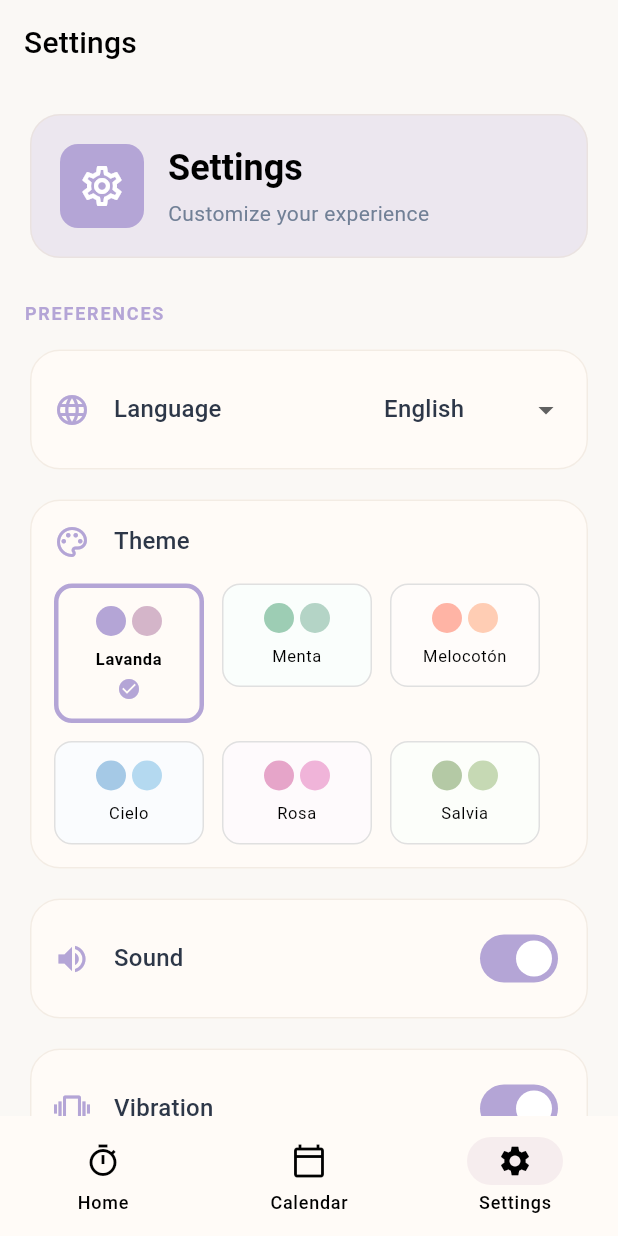
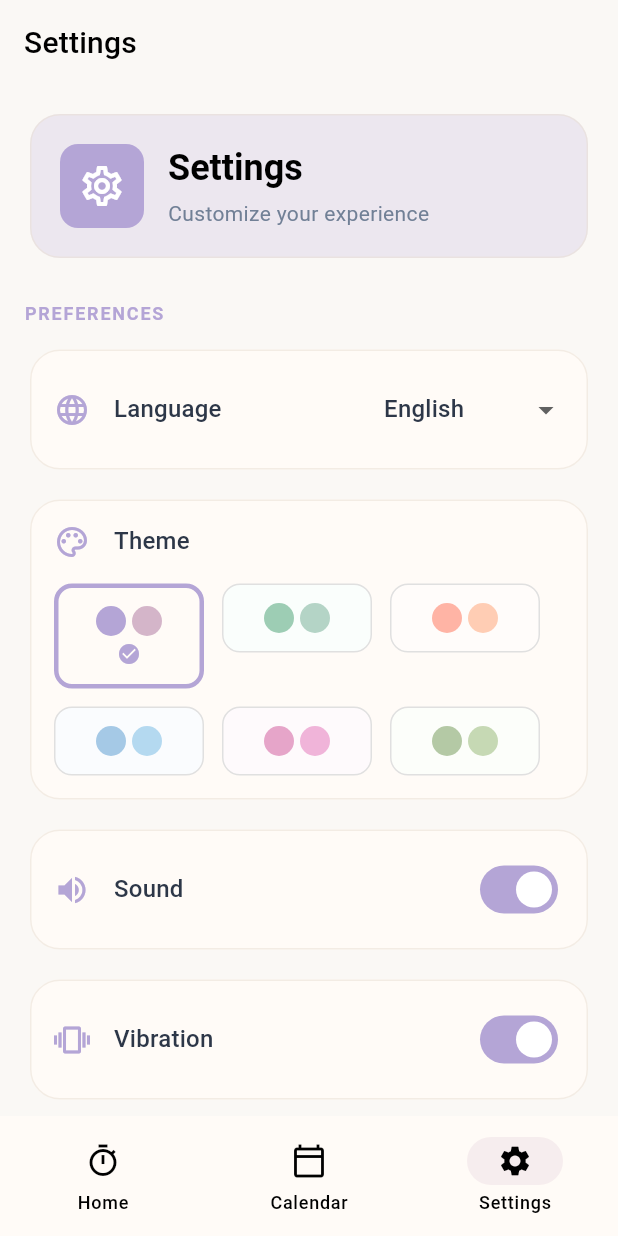
Before and after one commit to EzequielSosa99/Pomodoro, a Flutter app: the screen it shows after launch, item 3 of the bottom bar chosen, on a phone screen of 412 x 824 dp. Run offline on Flutter 3.47's test engine with Material 3 defaults, Android fonts, the phone set to English and light mode, and no system bars; our stand-ins replace device_info_plus, flutter_local_notifications, google_mobile_ads, shared_preferences, table_calendar, vibration; network calls fail.

```diff
--- a/lib/config/theme.dart
+++ b/lib/config/theme.dart
@@ -2,7 +2,6 @@ import 'package:flutter/material.dart';
 
 // Color palette definitions
 class ColorPalette {
-  final String name;
   final String id;
   final Color lightAccent;
   final Color lightAccentSecondary;
@@ -12,7 +11,6 @@ class ColorPalette {
   final Color darkAccentSecondary;
 
   const ColorPalette({
-    required this.name,
     required this.id,
     required this.lightAccent,
     required this.lightAccentSecondary,
@@ -26,7 +24,6 @@ class ColorPalette {
 // Available color palettes
 class AppPalettes {
   static const lavender = ColorPalette(
-    name: 'Lavanda',
     id: 'lavender',
     lightAccent: Color(0xFFB4A5D6),
     lightAccentSecondary: Color(0xFFD4B5C9),
@@ -37,7 +34,6 @@ class AppPalettes {
   );
 
   static const mint = ColorPalette(
-    name: 'Menta',
     id: 'mint',
     lightAccent: Color(0xFF9DCDB4),
     lightAccentSecondary: Color(0xFFB4D4C6),
@@ -48,7 +44,6 @@ class AppPalettes {
   );
 
   static const peach = ColorPalette(
-    name: 'Melocotón',
     id: 'peach',
     lightAccent: Color(0xFFFFB4A5),
     lightAccentSecondary: Color(0xFFFFCDB4),
@@ -59,7 +54,6 @@ class AppPalettes {
   );
 
   static const sky = ColorPalette(
-    name: 'Cielo',
     id: 'sky',
     lightAccent: Color(0xFFA5C9E6),
     lightAccentSecondary: Color(0xFFB4D9F0),
@@ -70,7 +64,6 @@ class AppPalettes {
   );
 
   static const rose = ColorPalette(
-    name: 'Rosa',
     id: 'rose',
     lightAccent: Color(0xFFE6A5C9),
     lightAccentSecondary: Color(0xFFF0B4D9),
@@ -81,7 +74,6 @@ class AppPalettes {
   );
 
   static const sage = ColorPalette(
-    name: 'Salvia',
     id: 'sage',
     lightAccent: Color(0xFFB4C9A5),
     lightAccentSecondary: Color(0xFFC6D9B4),
--- a/lib/screens/settings_screen.dart
+++ b/lib/screens/settings_screen.dart
@@ -387,20 +387,6 @@ class _SettingsScreenState extends State<SettingsScreen> {
                             ),
                           ],
                         ),
-                        const SizedBox(height: 8),
-                        Text(
-                          palette.name,
-                          style:
-                              Theme.of(context).textTheme.bodySmall?.copyWith(
-                                    fontSize: 11,
-                                    fontWeight: isSelected
-                                        ? FontWeight.bold
-                                        : FontWeight.normal,
-                                  ),
-                          textAlign: TextAlign.center,
-                          maxLines: 2,
-                          overflow: TextOverflow.ellipsis,
-                        ),
                         if (isSelected) ...[
                           const SizedBox(height: 4),
                           Icon(
```
Also changed, not shown: pubspec.yaml (+8 -0 lines), assets/icon/pomodoro_icon.png (added), pubspec.lock, 12 other files.
